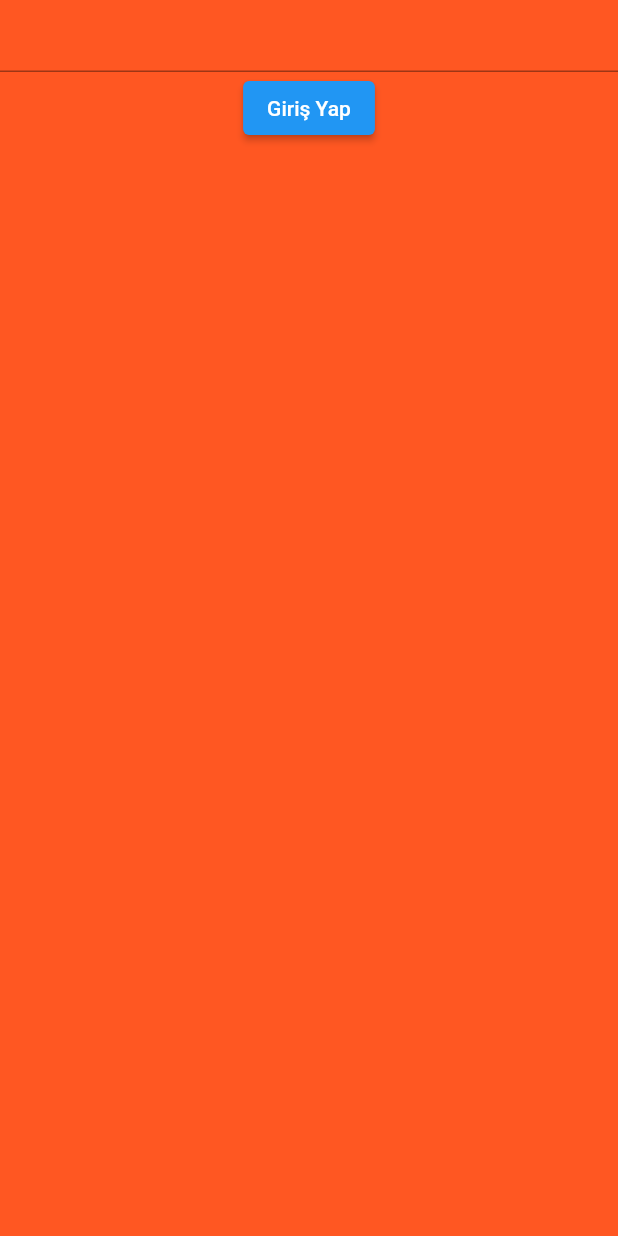
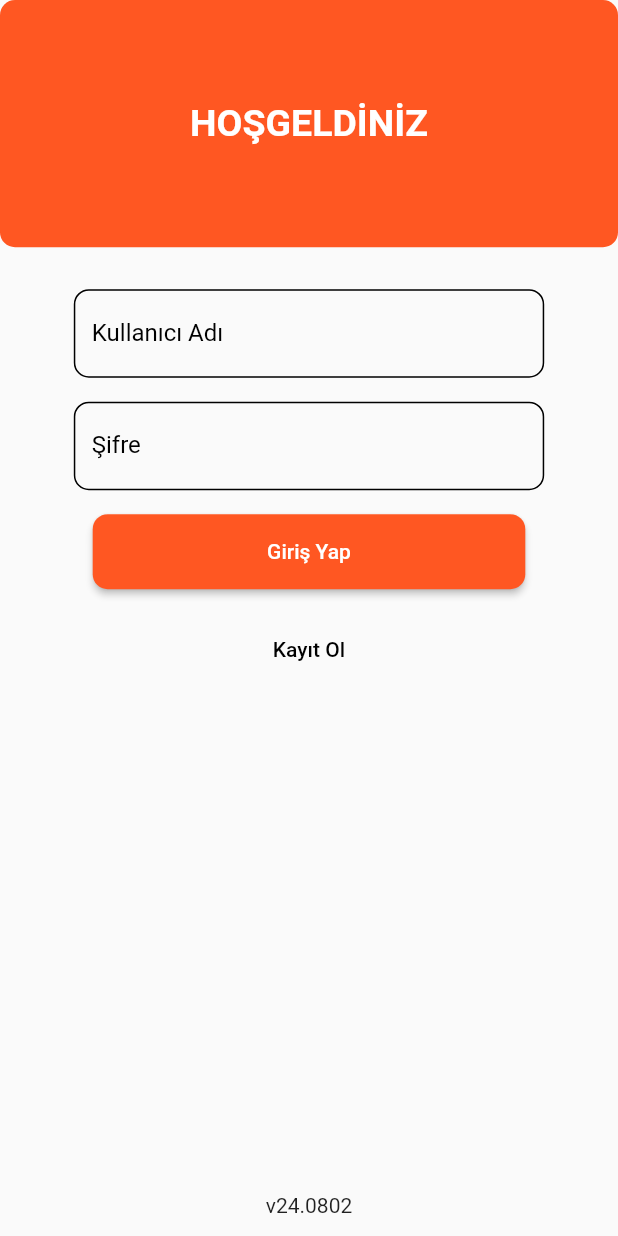
Before and after one commit to mfurkanozgenc/cart_app, a Flutter app: the screen it shows after launch, on a phone screen of 412 x 824 dp. Run offline on Flutter 3.47's test engine with Material 3 defaults, Android fonts, the phone set to English and light mode, and no system bars; our stand-ins replace cloud_firestore, firebase_core, get; accounts and stored records are empty.

Commit message:
devam edilecek

```diff
--- a/lib/core/constants/color_constants.dart
+++ b/lib/core/constants/color_constants.dart
@@ -5,4 +5,7 @@ class ColorConstants {
   factory ColorConstants() => _instance;
   ColorConstants._internal();
   final generalColor = Colors.deepOrange;
+  final titleTextColor = Colors.white;
+  final enabledColor = Colors.black;
+  final textFieledLabelColor = Colors.black;
 }
--- a/lib/core/states/constants_State.dart
+++ b/lib/core/states/constants_State.dart
@@ -5,4 +5,5 @@ class ConstantsState {
   factory ConstantsState() => _instance;
   ConstantsState._internal();
   final colors = ColorConstants();
+  final globalConstants = GlobalConstants();
 }
--- a/lib/core/states/services_state.dart
+++ b/lib/core/states/services_state.dart
@@ -1,3 +1,4 @@
+import 'package:proje/services/action_service.dart';
 import 'package:proje/services/database_service.dart';
 
 class ServicesState {
@@ -6,4 +7,5 @@ class ServicesState {
   ServicesState._internal();
 
   final databaseService = DatabaseService();
+  final actionService = ActionService();
 }
--- a/lib/main.dart
+++ b/lib/main.dart
@@ -1,14 +1,21 @@
+import 'package:firebase_core/firebase_core.dart';
 import 'package:flutter/material.dart';
 import 'package:get/get_navigation/src/root/get_material_app.dart';
+import 'package:proje/firebase_options.dart';
 import 'package:proje/routes/pages.dart';
 import 'package:proje/routes/routes.dart';
 
-void main() {
+void main() async {
+  WidgetsFlutterBinding.ensureInitialized();
+  await Firebase.initializeApp(options: DefaultFirebaseOptions.currentPlatform);
   runApp(const MainApp());
 }
 
 class MainApp extends StatelessWidget {
   const MainApp({super.key});
+
+  static final GlobalKey<NavigatorState> navigatorKey =
+      GlobalKey<NavigatorState>();
 
   @override
   Widget build(BuildContext context) {
@@ -16,6 +23,7 @@ class MainApp extends StatelessWidget {
         debugShowCheckedModeBanner: false,
         theme: ThemeData(useMaterial3: false),
         getPages: Pages.pages,
+        navigatorKey: navigatorKey,
         initialRoute: Routes.LoginPage);
   }
 }
--- a/lib/pages/loginPage/login_view.dart
+++ b/lib/pages/loginPage/login_view.dart
@@ -9,19 +9,106 @@ class LoginView extends GetView<LoginController> with BaseState {
   @override
   Widget build(BuildContext context) {
     return Scaffold(
-      body: Container(
-        color: constants.colors.generalColor,
-        child: Column(
-          children: [
-            Obx(
-              () => TextField(
-                controller: controller.userName.value,
+      body: Column(
+        children: [
+          Container(
+            decoration: BoxDecoration(
+                color: constants.colors.generalColor,
+                borderRadius: BorderRadius.circular(10)),
+            height: Get.height * 0.2,
+            width: Get.width,
+            child: Center(
+                child: Text(
+              'HOŞGELDİNİZ',
+              style: TextStyle(
+                  fontWeight: FontWeight.bold,
+                  fontSize: 25,
+                  color: constants.colors.titleTextColor),
+            )),
+          ),
+          Expanded(
+            child: Padding(
+              padding: const EdgeInsets.all(20),
+              child: SingleChildScrollView(
+                child: SizedBox(
+                  width: Get.width * 0.8,
+                  child: Column(
+                    children: [
+                      Padding(
+                        padding: const EdgeInsets.all(8.0),
+                        child: TextFormField(
+                          decoration: InputDecoration(
+                              label: Text(
+                                'Kullanıcı Adı',
+                                style: TextStyle(
+                                    color:
+                                        constants.colors.textFieledLabelColor),
+                              ),
+                              focusedBorder: OutlineInputBorder(
+                                  borderSide: BorderSide(
+                                      color: constants.colors.generalColor),
+                                  borderRadius: BorderRadius.circular(10)),
+                              enabledBorder: OutlineInputBorder(
+                                  borderSide: BorderSide(
+                                      color: constants.colors.enabledColor),
+                                  borderRadius: BorderRadius.circular(10))),
+                        ),
+                      ),
+                      Padding(
+                        padding: const EdgeInsets.all(8.0),
+                        child: TextFormField(
+                          decoration: InputDecoration(
+                              label: Text(
+                                'Şifre',
+                                style: TextStyle(
+                                    color:
+                                        constants.colors.textFieledLabelColor),
+                              ),
+                              focusedBorder: OutlineInputBorder(
+                                  borderSide: BorderSide(
+                                      color: constants.colors.generalColor),
+                                  borderRadius: BorderRadius.circular(10)),
+                              enabledBorder: OutlineInputBorder(
+                                  borderSide: BorderSide(
+                                      color: constants.colors.enabledColor),
+                                  borderRadius: BorderRadius.circular(10))),
+                        ),
+                      ),
+                      Padding(
+                        padding: const EdgeInsets.all(8.0),
+                        child: ElevatedButton(
+                            style: ElevatedButton.styleFrom(
+                                shape: RoundedRectangleBorder(
+                                    borderRadius: BorderRadius.circular(10)),
+                                backgroundColor: constants.colors.generalColor,
+                                minimumSize: Size(Get.width * .7, 50)),
+                            onPressed: controller.login,
+                            child: const Text('Giriş Yap')),
+                      ),
+                      Padding(
+                        padding: const EdgeInsets.all(8.0),
+                        child: TextButton(
+                          onPressed: () {},
+                          child: Text(
+                            'Kayıt Ol',
+                            style:
+                                TextStyle(color: constants.colors.enabledColor),
+                          ),
+                        ),
+                      )
+                    ],
+                  ),
+                ),
               ),
             ),
-            ElevatedButton(
-                onPressed: controller.Login, child: const Text('Giriş Yap'))
-          ],
-        ),
+          ),
+          Container(
+            height: Get.height * .05,
+            width: Get.width,
+            color: Colors.transparent,
+            child: Center(child: Text(constants.globalConstants.appVersion)),
+          ),
+        ],
       ),
     );
   }
--- a/pubspec.yaml
+++ b/pubspec.yaml
@@ -10,6 +10,8 @@ dependencies:
   flutter:
     sdk: flutter
   get:
+  firebase_core:
+  cloud_firestore:
 
 dev_dependencies:
   flutter_test:
```
Also changed, not shown: lib/pages/loginPage/login_controller.dart (+10 -9 lines), lib/services/action_service.dart (added, +38 -0 lines), firebase.json (added), lib/firebase_options.dart (added), pubspec.lock, 13 other files.
